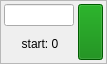
This is digital-event.ui in AlbertHdz4/qplayer as Qt 5 draws it before an edit. The edited form follows.
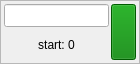
This is the edited form.

What changed in the file:
```diff
--- a/digital-event.ui
+++ b/digital-event.ui
@@ -6,7 +6,7 @@
    <rect>
     <x>0</x>
     <y>0</y>
-    <width>107</width>
+    <width>140</width>
     <height>64</height>
    </rect>
   </property>
@@ -18,7 +18,7 @@
   </property>
   <property name="maximumSize">
    <size>
-    <width>107</width>
+    <width>140</width>
     <height>16777215</height>
    </size>
   </property>
@@ -72,11 +72,13 @@
             <verstretch>0</verstretch>
            </sizepolicy>
           </property>
-          <property name="maximumSize">
-           <size>
-            <width>70</width>
-            <height>16777215</height>
-           </size>
+          <property name="font">
+           <font>
+            <pointsize>10</pointsize>
+           </font>
+          </property>
+          <property name="clearButtonEnabled">
+           <bool>false</bool>
           </property>
          </widget>
         </item>
```
